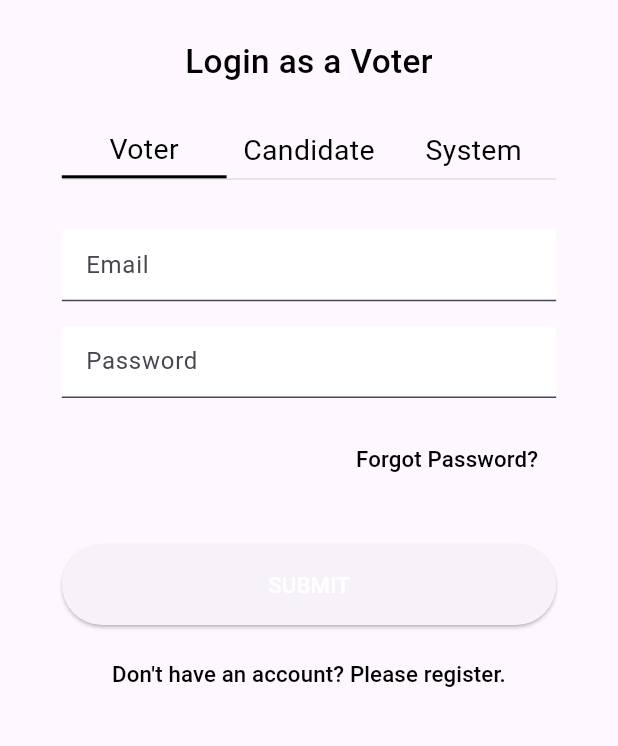
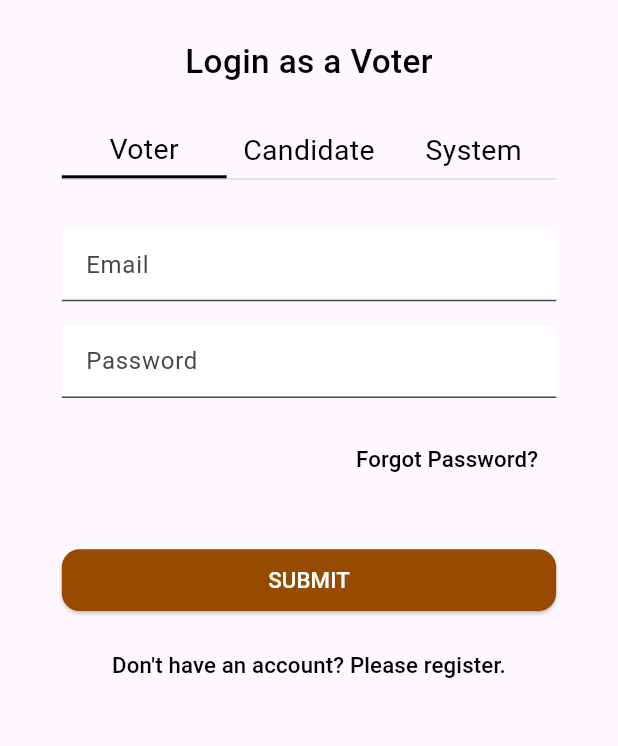
Before and after one commit to Aseel-Khatri/voter_szabist, a Flutter app: the screen it shows after launch, on a phone screen of 412 x 824 dp, the part 470-1216 px from its top. Run offline on Flutter 3.47's test engine with Material 3 defaults, Android fonts, the phone set to English and light mode, and no system bars; our stand-ins replace cloud_firestore, email_validator, firebase_auth, firebase_core, firebase_storage, image_picker and 2 more; accounts and stored records are empty.

```diff
--- a/lib/Screens/login.dart
+++ b/lib/Screens/login.dart
@@ -3,6 +3,7 @@ import 'package:flutter/material.dart';
 import 'package:voter_szabist/Screens/system_home.dart';
 import 'package:voter_szabist/Screens/voter/societieis.dart';
 import 'package:voter_szabist/Screens/voter_register.dart';
+import 'package:voter_szabist/components/common_button.dart';
 import 'package:voter_szabist/components/text_field.dart';
 import 'package:voter_szabist/utils/auth_helper.dart';
 import 'package:voter_szabist/utils/constants.dart';
@@ -94,7 +95,9 @@ class _LoginState extends State<Login> {
               TextButton(onPressed:(){},style: const ButtonStyle(alignment: Alignment.centerRight),child: CustomText(value: "Forgot Password?",textAlign: TextAlign.end)),
             ],
             SizedBox(height: heightSpace(4)),
-            ElevatedButton(onPressed: ()async{
+            CommonButton(
+                title: "SUBMIT",
+                onPressed:()async{
                   votings.get().then((res){
                     votingList = res.docs.map((e)=>e.data()).toList();
                   });
@@ -119,9 +122,10 @@ class _LoginState extends State<Login> {
                     else{
                       Navigator.pushReplacement(context, MaterialPageRoute(builder: (context) =>CandidateHome()));
                     }
-              }},
-                style: ElevatedButton.styleFrom(padding: EdgeInsets.symmetric(vertical:widthSpace(4))),
-                child: CustomText(value:"SUBMIT",fontWeight: FontWeight.w500,color: Colors.white,)),
+                  }}),
+            // ElevatedButton(onPressed: ,
+            //     style: ElevatedButton.styleFrom(padding: EdgeInsets.symmetric(vertical:widthSpace(4))),
+            //     child: CustomText(value:"SUBMIT",fontWeight: FontWeight.w500,color: Colors.white,)),
             if(_selectedType!="System")...[
               SizedBox(height: heightSpace(1)),
               TextButton(onPressed:(){
--- a/lib/Screens/voter/positions.dart
+++ b/lib/Screens/voter/positions.dart
@@ -28,8 +28,11 @@ class Positions extends StatelessWidget {
           ListView.separated(
               shrinkWrap: true,
               itemBuilder: (context, index) {
-                bool voted = !forResult && votingList!.where((e) =>e['societyId']==society['id'] &&  e['positionId']==positions[index]['id']).isNotEmpty;
+                bool voted = !forResult && votingList!.where((e){
+                  return e['societyId']==society['id'] &&  e['positionId']==positions[index]['id'] && e['voterEmail']==user!['regEmail'];
+                }).isNotEmpty;
             return  Center(child: CommonButton(title: '${positions[index]['name']}', onPressed:(){
+              print(electionExpiry);
               if(electionExpiry.isBefore(DateTime.now())){
                 ScaffoldMessenger.of(context).showSnackBar(SnackBar(content: Text("Elections timed out !")));
                 return;
--- a/lib/Screens/voter_register.dart
+++ b/lib/Screens/voter_register.dart
@@ -123,7 +123,7 @@ class _RegistrationState extends State<Registration> {
                 editable: user==null,
               ),
               SizedBox(height: heightSpace(2)),
-              CustomTextField(controller: regEmail,editable:false, hintText: "regId@szabist.com",textInputType: TextInputType.emailAddress,validator: (val){
+              CustomTextField(controller: regEmail,editable:false, hintText: "regId@stu.smiu.edu.pk",textInputType: TextInputType.emailAddress,validator: (val){
                 return val.isEmpty?"Please fillout this field": EmailValidator.validate(val)?null:"Please enter valid Email-Address";
               }),
               SizedBox(height: heightSpace(2)),
@@ -309,7 +309,7 @@ register()async{
         ],
       ),actions: [
         TextButton(
-          child: const Text("OK",style: TextStyle(color: themeColor)),
+          child: const Text("OK",style: TextStyle(color: Colors.white)),
           style: ButtonStyle(backgroundColor: MaterialStateColor.resolveWith((states) => themeColor)),
           onPressed: () {
             Navigator.pop(context_);
--- a/pubspec.yaml
+++ b/pubspec.yaml
@@ -42,6 +42,8 @@ dependencies:
   image_picker:
   firebase_storage:
   local_auth: ^2.1.8
+  timer_count_down: ^2.2.2
+  intl:
 
 dev_dependencies:
   flutter_test:
```
Also changed, not shown: lib/Screens/system_home.dart (+4 -4 lines). Lines whose indentation alone changed are shown as unchanged.
